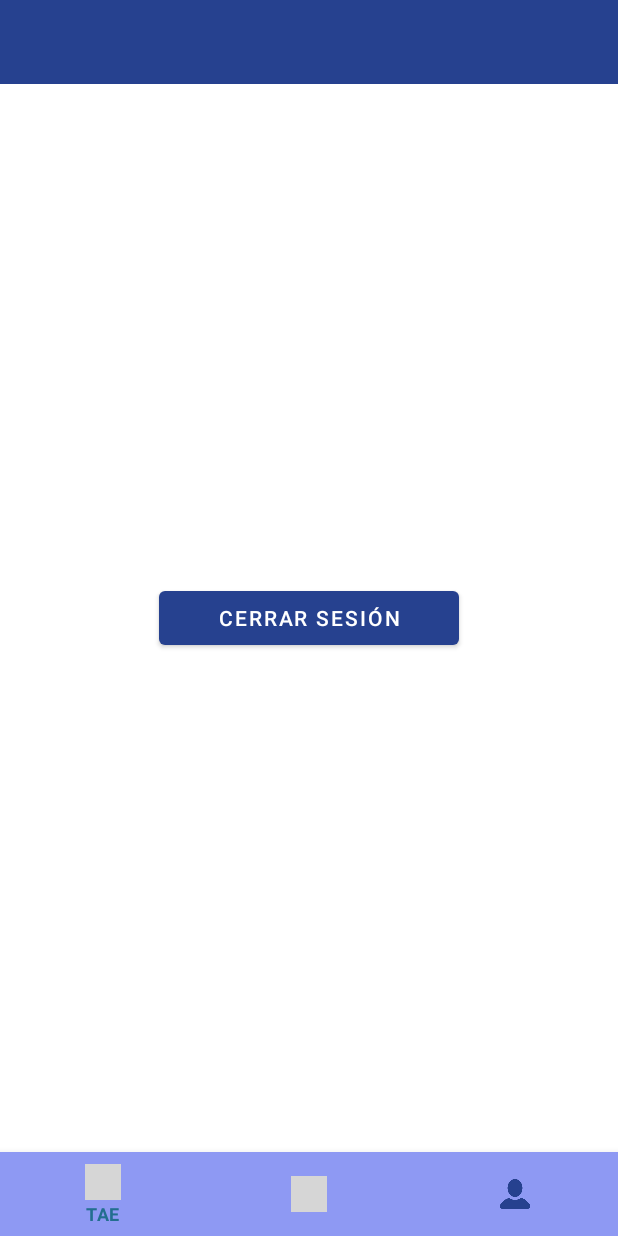
After one commit to AlexisVil/AppXtreme, an Android app: the XTTaeFragment screen opened directly, with no data from a screen before it, on a phone screen of 412 x 824 dp. The commit adds this screen. Run offline under Robolectric (Android 15) with nearby library versions, the phone set to English and light mode, and no system bars; our stand-ins replace navigation-ui; grey boxes are pictures that could not be loaded.

Commit message:
add nav host

```diff
--- a/app/src/main/AndroidManifest.xml
+++ b/app/src/main/AndroidManifest.xml
@@ -17,8 +17,19 @@
         android:theme="@style/Theme.AppXtreme"
         tools:targetApi="n">
         <activity
-            android:name=".XTInicioActivity"
-            android:exported="false" />
+            android:name=".main.appactivity.XTInitActivity"
+            android:exported="true">
+            <intent-filter>
+                <action android:name="android.intent.action.MAIN" />
+
+                <category android:name="android.intent.category.DEFAULT" />
+
+                <data
+                    android:host="www.tae.xtremecard.com.mx"
+                    android:scheme="https" />
+            </intent-filter>
+
+        </activity>
         <activity
             android:name=".main.appactivity.XtremeActivity"
             android:exported="true"
--- a/app/src/main/java/mx/com/evotae/appxtreme/main/appactivity/XTInicioActivity.kt
+++ b/app/src/main/java/mx/com/evotae/appxtreme/main/appactivity/XTInitActivity.kt
@@ -10,15 +10,14 @@
 import mx.com.evotae.appxtreme.R
 import mx.com.evotae.appxtreme.databinding.ActivityXtinicioBinding
 
-class XTInicioActivity : AppCompatActivity() {
-    lateinit var binding: ActivityXtinicioBinding
+class XTInitActivity : AppCompatActivity() {
+    private lateinit var binding: ActivityXtinicioBinding
     override fun onCreate(savedInstanceState: Bundle?) {
         super.onCreate(savedInstanceState)
-
         //Toolbar config
-        val toolbar = binding.toolbar
-        setSupportActionBar(toolbar)
-
+   //     val toolbar = binding.toolbar
+     //   setSupportActionBar(toolbar)
+        supportActionBar?.hide()
         binding = ActivityXtinicioBinding.inflate(layoutInflater)
         setContentView(binding.root)
     }
--- a/app/src/main/java/mx/com/evotae/appxtreme/main/login/ui/XTLoginFragment.kt
+++ b/app/src/main/java/mx/com/evotae/appxtreme/main/login/ui/XTLoginFragment.kt
@@ -4,19 +4,16 @@
 import android.content.Context
 import android.content.Intent
 import android.os.Bundle
-import androidx.fragment.app.Fragment
 import android.view.LayoutInflater
 import android.view.View
 import android.view.ViewGroup
 import android.widget.Toast
 import androidx.navigation.fragment.findNavController
 import kotlinx.android.synthetic.main.fragment_x_t_login.*
-import mx.com.evotae.appxtreme.R
-import mx.com.evotae.appxtreme.databinding.ActivityMainBinding
 import mx.com.evotae.appxtreme.databinding.FragmentXTLoginBinding
 import mx.com.evotae.appxtreme.framework.base.XTFragmentBase
 import mx.com.evotae.appxtreme.framework.util.extensions.savePreferencesToString
-import mx.com.evotae.appxtreme.main.appactivity.XTInicioActivity
+import mx.com.evotae.appxtreme.main.appactivity.XTInitActivity
 import mx.com.evotae.appxtreme.main.login.viewmodel.XTViewModelLogin
 import org.koin.androidx.viewmodel.ext.android.sharedViewModel
 import servicecordinator.model.response.XTResponseLogin
@@ -83,10 +80,8 @@
         USER_APP.savePreferencesToString(binding.userTxt.toString())
         PWD_APP.savePreferencesToString(binding.passTxt.toString())
         OPERATOR_APP.savePreferencesToString(operatorTxt.text.toString())
-        /*
-        val intent = Intent(safeActivity, XTInicioActivity::class.java)
-        startActivity(intent)
-         */
+        //Toast.makeText(safeActivity, "Iniciando", Toast.LENGTH_SHORT).show()
+        startActivity(Intent(safeActivity, XTInitActivity::class.java))
     }
 
     fun navigateToLoginSucces() {
--- a/app/src/main/java/mx/com/evotae/appxtreme/main/splash/ui/SplashFragment.kt
+++ b/app/src/main/java/mx/com/evotae/appxtreme/main/splash/ui/SplashFragment.kt
@@ -9,13 +9,11 @@
 import android.view.View
 import android.view.ViewGroup
 import android.widget.Toast
-import androidx.navigation.fragment.FragmentNavigator
 import androidx.navigation.fragment.findNavController
-import mx.com.evotae.appxtreme.R
 import mx.com.evotae.appxtreme.databinding.FragmentSplashBinding
 import mx.com.evotae.appxtreme.framework.base.XTFragmentBase
 import mx.com.evotae.appxtreme.framework.util.extensions.getPreferenceToString
-import mx.com.evotae.appxtreme.main.appactivity.XTInicioActivity
+import mx.com.evotae.appxtreme.main.appactivity.XTInitActivity
 import servicecordinator.retrofit.managercall.OPERATOR_APP
 import servicecordinator.retrofit.managercall.PWD_APP
 import servicecordinator.retrofit.managercall.USER_APP
@@ -68,6 +66,7 @@
                 //bottom nav en ese activity
                 //nav fragment
                 //Main xtreme con grafo y el bottom navigation
+                startActivity(Intent(safeActivity,XTInitActivity::class.java))
 
             }
         }, DURATION.toLong())
--- /dev/null
+++ b/app/src/main/java/mx/com/evotae/appxtreme/main/tae/ui/XTTaeFragment.kt
@@ -0,0 +1,51 @@
+package mx.com.evotae.appxtreme.main.tae.ui
+
+import android.app.Activity
+import android.content.Context
+import android.content.Intent
+import android.os.Bundle
+import androidx.fragment.app.Fragment
+import android.view.LayoutInflater
+import android.view.View
+import android.view.ViewGroup
+import android.widget.Toast
+import mx.com.evotae.appxtreme.R
+import mx.com.evotae.appxtreme.databinding.FragmentXTTaeBinding
+import mx.com.evotae.appxtreme.framework.base.XTFragmentBase
+import mx.com.evotae.appxtreme.main.appactivity.XtremeActivity
+
+class XTTaeFragment : XTFragmentBase() {
+    lateinit var binding: FragmentXTTaeBinding
+    private lateinit var safeActivity: Activity
+    //viewmodel va a qui
+    override fun onAttach(context: Context) {
+        super.onAttach(context)
+        if (context != null){
+            safeActivity = context as Activity
+        }
+    }
+    override fun onCreateView(
+        inflater: LayoutInflater, container: ViewGroup?,
+        savedInstanceState: Bundle?
+    ): View? {
+        // Inflate the layout for this fragment
+        binding = FragmentXTTaeBinding.inflate(layoutInflater)
+        return binding.root
+    }
+
+    override fun onViewCreated(view: View, savedInstanceState: Bundle?) {
+        super.onViewCreated(view, savedInstanceState)
+        initListeners()
+    }
+
+    fun initListeners(){
+        binding.apply {
+            btnLogout.setOnClickListener {
+                Toast.makeText(safeActivity, "Cerrando sesion", Toast.LENGTH_SHORT).show()
+                startActivity(Intent(safeActivity, XtremeActivity::class.java))
+
+            }
+        }
+    }
+
+}
--- /dev/null
+++ b/app/src/main/java/mx/com/evotae/appxtreme/main/tae/viewmodel/XTViewModelTae.kt
@@ -0,0 +1,8 @@
+package mx.com.evotae.appxtreme.main.tae.viewmodel
+
+import mx.com.evotae.appxtreme.framework.base.XTViewModelBase
+import mx.com.evotae.appxtreme.framework.util.commons.managerevents.SingleLiveEvent
+
+class XTViewModelTae : XTViewModelBase() {
+    //private var taeModel = SingleLiveEvent<>
+}
--- a/app/src/main/res/layout/activity_xtinicio.xml
+++ b/app/src/main/res/layout/activity_xtinicio.xml
@@ -4,7 +4,16 @@
     xmlns:tools="http://schemas.android.com/tools"
     android:layout_width="match_parent"
     android:layout_height="match_parent"
-    tools:context=".main.appactivity.XTInicioActivity">
+    tools:context=".main.appactivity.XTInitActivity">
+
+    <androidx.fragment.app.FragmentContainerView
+        android:id="@+id/fragmentContainerView"
+        android:name="androidx.navigation.fragment.NavHostFragment"
+        android:layout_width="match_parent"
+        android:layout_height="match_parent"
+        app:defaultNavHost="true"
+        app:navGraph="@navigation/inicio_nav" />
+
     <androidx.appcompat.widget.Toolbar
         android:id="@+id/toolbar"
         android:layout_width="match_parent"
--- /dev/null
+++ b/app/src/main/res/layout/fragment_x_t_tae.xml
@@ -0,0 +1,18 @@
+<?xml version="1.0" encoding="utf-8"?>
+<FrameLayout xmlns:android="http://schemas.android.com/apk/res/android"
+    xmlns:tools="http://schemas.android.com/tools"
+    android:layout_width="match_parent"
+    android:layout_height="match_parent"
+    xmlns:app="http://schemas.android.com/apk/res-auto"
+    tools:context=".main.tae.ui.XTTaeFragment">
+
+    <Button
+        android:id="@+id/btnLogout"
+        android:layout_width="200dp"
+        android:layout_height="wrap_content"
+        android:layout_gravity="center"
+        app:background="@drawable/btn_shadow"
+        android:text="@string/btnLogout"
+        />
+
+</FrameLayout>
--- /dev/null
+++ b/app/src/main/res/navigation/inicio_nav.xml
@@ -0,0 +1,13 @@
+<?xml version="1.0" encoding="utf-8"?>
+<navigation xmlns:android="http://schemas.android.com/apk/res/android"
+    xmlns:app="http://schemas.android.com/apk/res-auto"
+    xmlns:tools="http://schemas.android.com/tools"
+    android:id="@+id/inicio_nav"
+    app:startDestination="@id/XTTaeFragment">
+
+    <fragment
+        android:id="@+id/XTTaeFragment"
+        android:name="mx.com.evotae.appxtreme.main.tae.ui.XTTaeFragment"
+        android:label="fragment_x_t_tae"
+        tools:layout="@layout/fragment_x_t_tae" />
+</navigation>
--- a/app/src/main/res/values/strings.xml
+++ b/app/src/main/res/values/strings.xml
@@ -47,6 +47,7 @@
     <string name="btn_saldo">Saldo Disponible</string>
     <string name="btn_pago">Reportar Pago</string>
     <string name="btn_ventas">Ventas recientes</string>
+    <string name="btnLogout">Cerrar Sesión</string>
 
     <!--SearchView-->
     <string name="search">Buscar</string>
```
